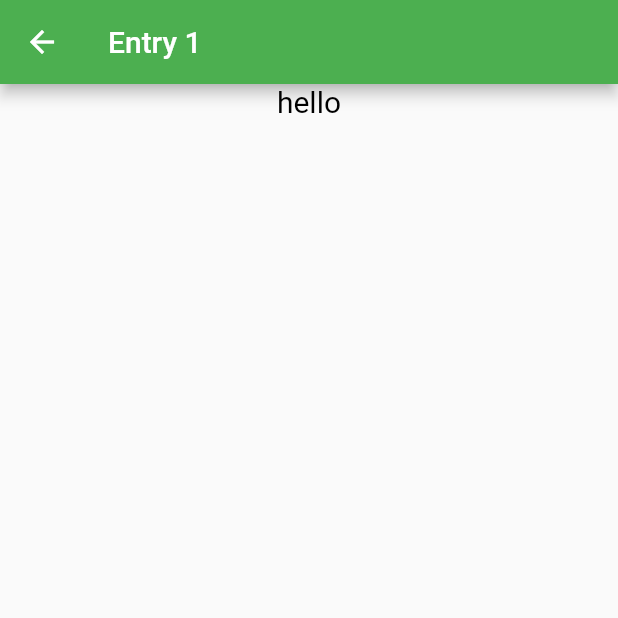
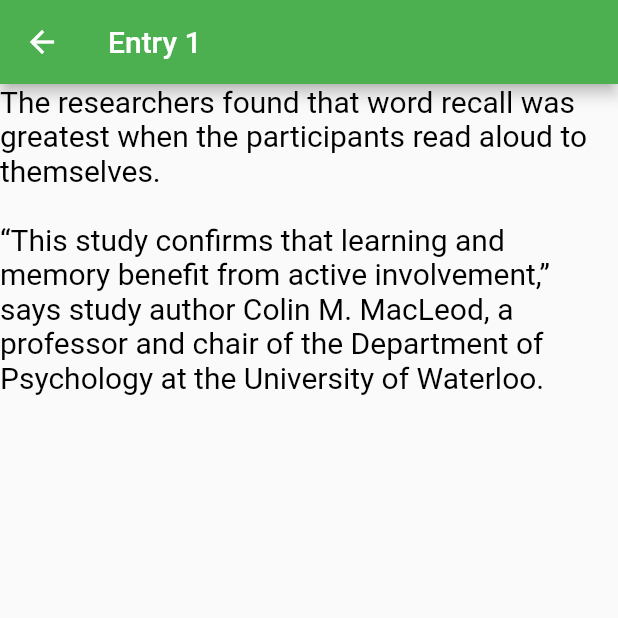
Before and after one commit to adithya-somasundaram/readtome, a Flutter app: the screen it shows after launch, after a tap on "Entry 1", on a phone screen of 412 x 824 dp, the top half of it. Run offline on Flutter 3.47's test engine with Material 2 defaults, Android fonts, the phone set to English and light mode, and no system bars.

Commit message:
added sample text

```diff
--- a/lib/home.dart
+++ b/lib/home.dart
@@ -23,6 +23,7 @@ class _MyHomePageState extends State<MyHomePage> {
 
   @override
   Widget build(BuildContext context) {
+    String temp = "The researchers found that word recall was greatest when the participants read aloud to themselves.\n\n“This study confirms that learning and memory benefit from active involvement,” says study author Colin M. MacLeod, a professor and chair of the Department of Psychology at the University of Waterloo.";
     // This method is rerun every time setState is called, for instance as done
     // by the _incrementCounter method above.
     //
@@ -59,7 +60,7 @@ class _MyHomePageState extends State<MyHomePage> {
               onTap: (){
                 Navigator.of(context).push(
                   MaterialPageRoute(
-                    builder: (context) => Entry(title: 'Entry 1', message: 'hello')
+                    builder: (context) => Entry(title: 'Entry 1', message: temp)
                   )
                 );
               },
```
